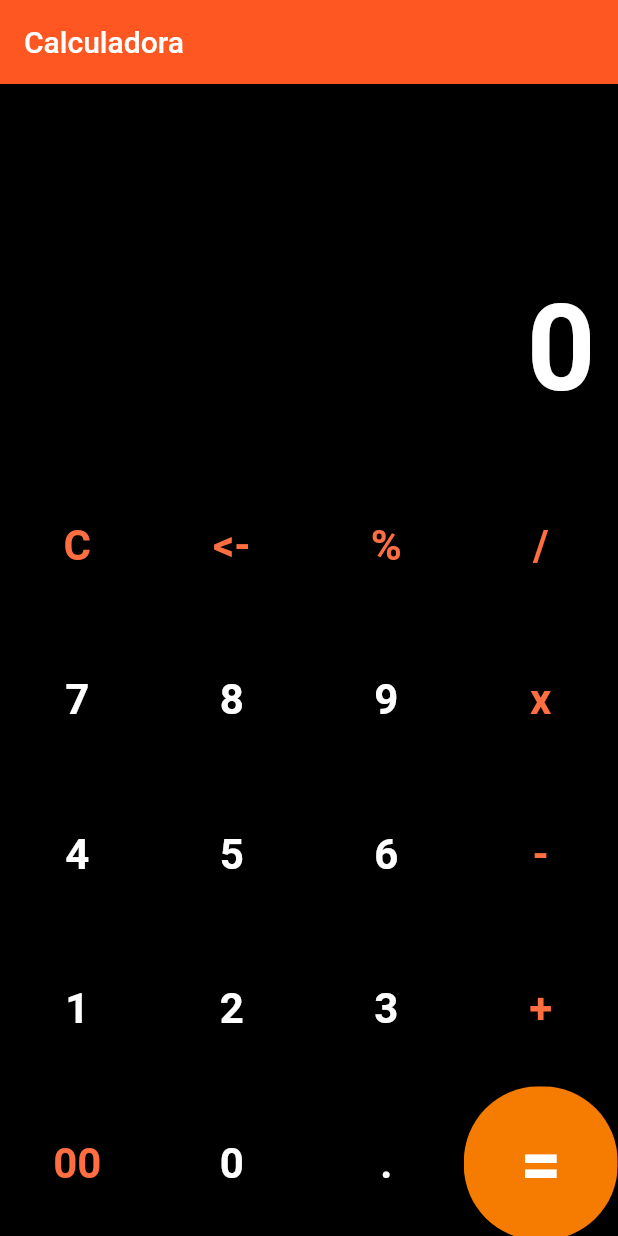
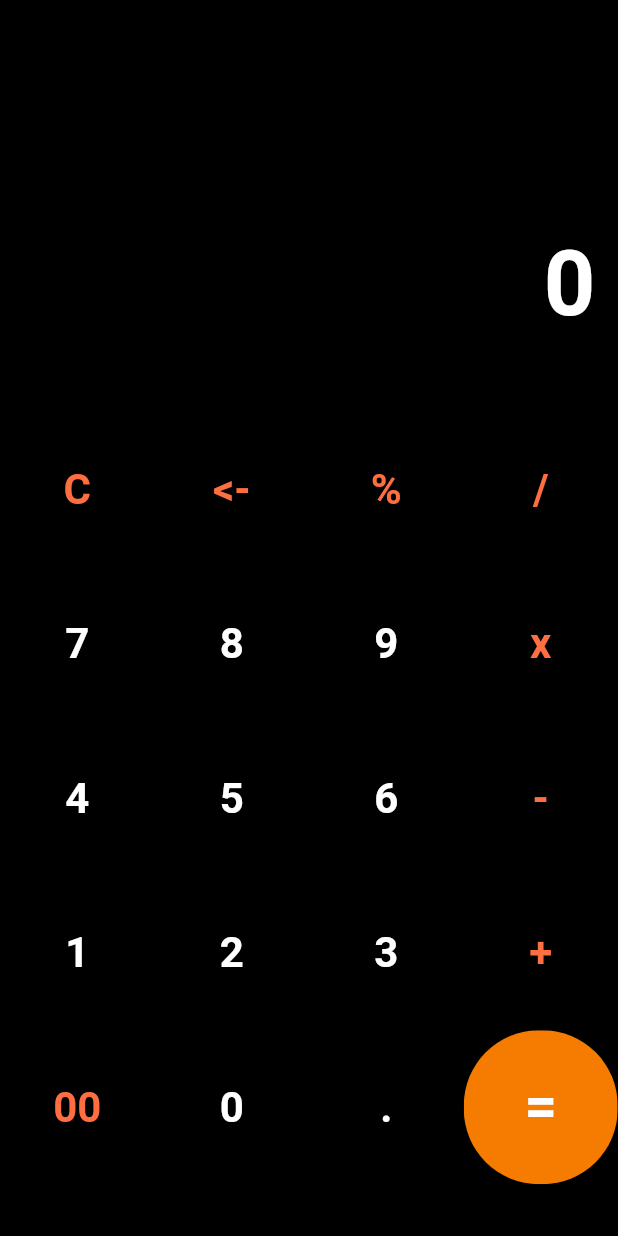
Before and after one commit to Fabiopmfilho/flutter-calculator, a Flutter app: the screen it shows after launch, after a tap on an icon or button, on a phone screen of 412 x 824 dp. Run offline on Flutter 3.47's test engine with Material 2 defaults, Android fonts, the phone set to English and light mode, and no system bars; our stand-ins replace math_expressions.

```diff
--- a/lib/main.dart
+++ b/lib/main.dart
@@ -1,7 +1,9 @@
 import 'package:calculadora_flutter/screens/home.dart';
 import 'package:flutter/material.dart';
+import 'package:flutter/services.dart';
 
 void main() {
+  SystemChrome.setEnabledSystemUIOverlays([]);
   runApp(MyApp());
 }
 
--- a/lib/screens/home.dart
+++ b/lib/screens/home.dart
@@ -1,6 +1,7 @@
 import 'package:flutter/material.dart';
 import 'package:calculadora_flutter/MyButton.dart';
 import 'package:math_expressions/math_expressions.dart';
+
 
 class Home extends StatefulWidget {
   @override
@@ -39,9 +40,7 @@ class _HomeState extends State<Home> {
   @override
   Widget build(BuildContext context) {
     return Scaffold(
-      appBar: AppBar(
-        title: Text('Calculadora'),
-      ),
+
       backgroundColor: Colors.black,
       body: Column(
         children: <Widget>[
@@ -55,7 +54,7 @@ class _HomeState extends State<Home> {
                     alignment: Alignment.centerRight,
                     child: Text(
                       userInput,
-                      style: TextStyle(fontSize: 34, color: Colors.white70),
+                      style: TextStyle(fontSize: 24, color: Colors.white70),
                     ),
                   ),
                   Container(
@@ -64,7 +63,7 @@ class _HomeState extends State<Home> {
                     child: Text(
                       answer,
                       style: TextStyle(
-                        fontSize: 80,
+                        fontSize: 60,
                         color: Colors.white,
                         fontWeight: FontWeight.bold,
                       ),
@@ -153,7 +152,7 @@ class _HomeState extends State<Home> {
                         });
                       },
                       buttonText: buttons[index],
-                      fontSize: 48.0,
+                      fontSize: 38.0,
                       color: Colors.orange[700],
                       textColor: Colors.white,
                     );
@@ -186,11 +185,6 @@ class _HomeState extends State<Home> {
     );
   }
 
-  void doubleZero() {
-
-  }
-
-
   bool isOperator(String x) {
     if (x == '/' || x == 'x' || x == '-' || x == '+' || x == '=') {
       return true;
@@ -206,6 +200,12 @@ class _HomeState extends State<Home> {
     Expression exp = p.parse(finalUserInput);
     ContextModel cm = ContextModel();
     double eval = exp.evaluate(EvaluationType.REAL, cm);
+
+    //if (answer.length >= 8) {}
+
+    final result = eval;
+    print(result.toStringAsExponential());
+
     answer = eval.toString();
   }
 
--- a/pubspec.yaml
+++ b/pubspec.yaml
@@ -15,7 +15,7 @@ publish_to: 'none' # Remove this line if you wish to publish to pub.dev
 # In iOS, build-name is used as CFBundleShortVersionString while build-number used as CFBundleVersion.
 # Read more about iOS versioning at
 # https://developer.apple.com/library/archive/documentation/General/Reference/InfoPlistKeyReference/Articles/CoreFoundationKeys.html
-version: 1.0.0+1
+version: 1.1.0+1
 
 environment:
   sdk: ">=2.7.0 <3.0.0"
```
Also changed, not shown: 1 other file.
